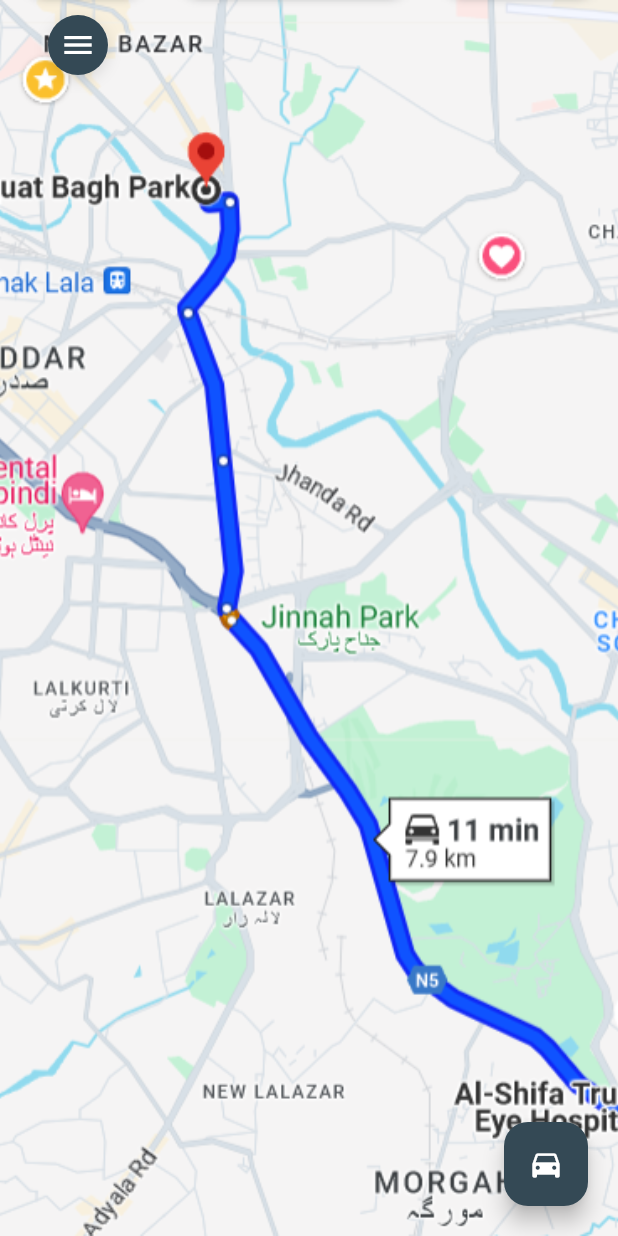
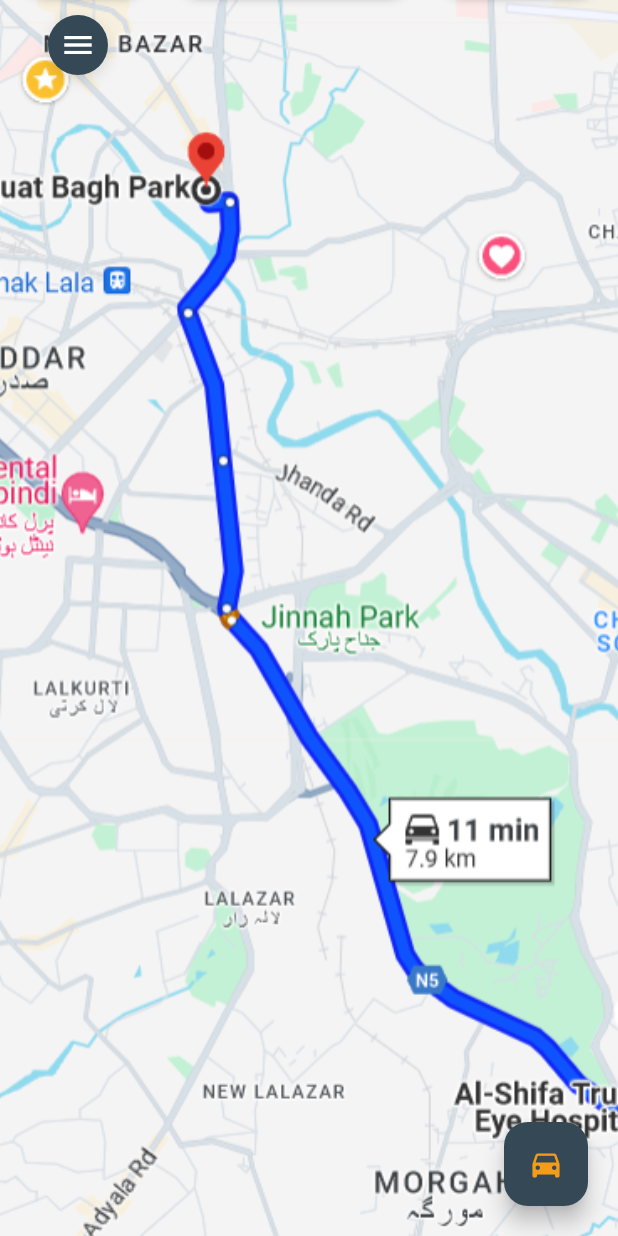
Before and after one commit to Mary-yumm/gomatch, a Flutter app: the screen it shows after launch, on a phone screen of 412 x 824 dp. Run offline on Flutter 3.47's test engine with Material 3 defaults, Android fonts, the phone set to English and light mode, and no system bars; our stand-ins replace firebase_auth, firebase_core, firebase_database, fluttertoast, rive; accounts and stored records are empty.

Commit message:
update car color

```diff
--- a/lib/screens/home_screen.dart
+++ b/lib/screens/home_screen.dart
@@ -60,7 +60,7 @@
             child: FloatingActionButton(
               onPressed: () => _showCarpoolBottomSheet(context),
               backgroundColor: AppColors.primaryColor,
-              child: const Icon(Icons.directions_car, color: Colors.white),
+              child: const Icon(Icons.directions_car, color: AppColors.secondaryColor),
             ),
           ),
         ],
```
